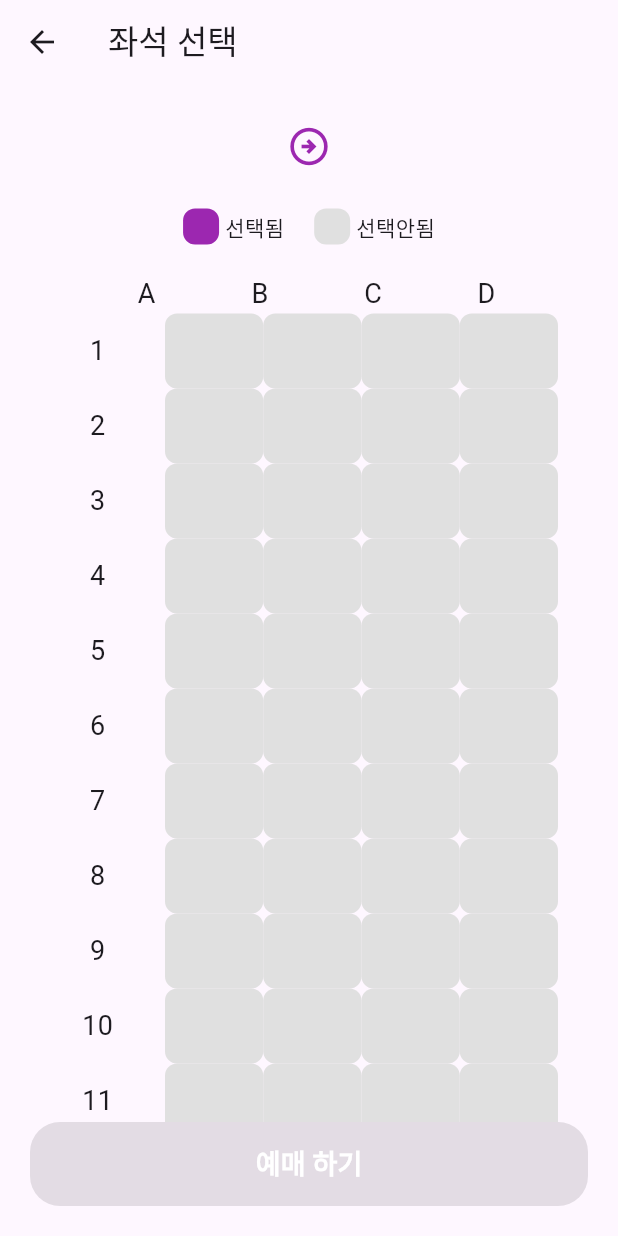
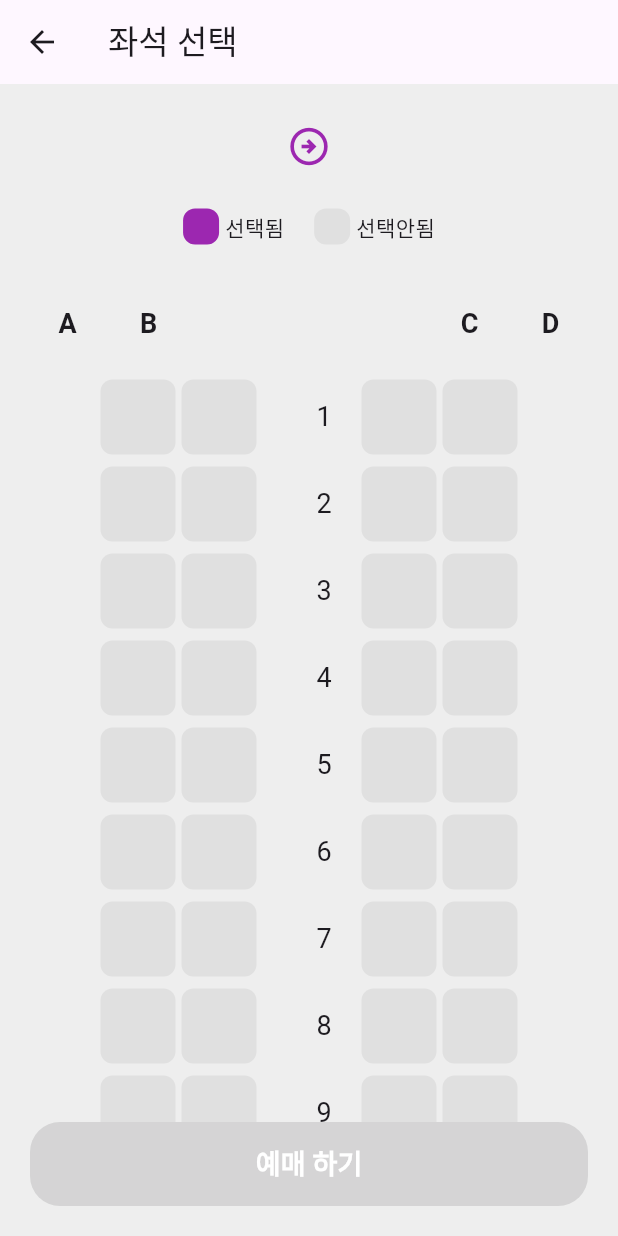
Before and after one commit to So2ln/flutter_train_app, a Flutter app: the SeatPage screen opened directly with empty values, on a phone screen of 412 x 824 dp. Run offline on Flutter 3.47's test engine with Material 3 defaults, Android fonts, the phone set to English and light mode, and no system bars.

Commit message:
Refactor seat selection feature: reorganize files, implement SeatPage, and create UI components for seat booking and grid view

```diff
--- a/lib/main.dart
+++ b/lib/main.dart
@@ -1,5 +1,5 @@
 import 'package:flutter/material.dart';
-import 'package:flutter_train_app/pages/home/home_page.dart';
+import 'package:flutter_train_app/pages/home_page.dart';
 
 void main() {
   runApp(const MyApp());
--- a/lib/pages/home/home_page.dart
+++ b/lib/pages/home_page.dart
@@ -1,7 +1,7 @@
 import 'package:flutter/cupertino.dart';
 import 'package:flutter/material.dart';
-import 'package:flutter_train_app/pages/seat/seat_page.dart';
-import 'package:flutter_train_app/pages/station/station_list_page.dart';
+import 'package:flutter_train_app/pages/seat_page.dart';
+import 'package:flutter_train_app/pages/station_list_page.dart';
 
 /// HomePage 위젯:
 /// 나중에 출발역, 도착역 등 선택 상태를 관리해야 하므로 StatefulWidget으로 시작한다.
@@ -155,8 +155,8 @@ class _HomePageState extends State<HomePage> {
                     context,
                     MaterialPageRoute(
                       builder: (context) => SeatPage(
-                        departure: _selectedDepartStation,
-                        arrival: _selectedArrivStation,
+                        departureStation: _selectedDepartStation,
+                        arrivalStation: _selectedArrivStation,
                       ),
                     ),
                   );
--- a/lib/pages/seat/seat_page.dart
+++ /dev/null
@@ -1,300 +0,0 @@
-import 'package:flutter/cupertino.dart';
-import 'package:flutter/material.dart';
-import 'package:flutter_train_app/models/seat.dart';
-
-class SeatPage extends StatefulWidget {
-  final String departure;
-  final String arrival;
-
-  const SeatPage({super.key, required this.departure, required this.arrival});
-
-  @override
-  State<SeatPage> createState() => _SeatPageState();
-}
-
-class _SeatPageState extends State<SeatPage> {
-  List<List<Seat>> _seats = [];
-
-  // 현재 선택된 좌석
-  Seat? _selectedSeat;
-
-  @override
-  void initState() {
-    // 좌석 리스트 초기화
-    for (int r = 0; r < 20; r++) {
-      List<Seat> rowSeats = [];
-      for (int c = 0; c < 4; c++) {
-        rowSeats.add(Seat(row: r, col: c));
-      }
-      _seats.add(rowSeats);
-    }
-  }
-
-  // 좌석 탭하면 호출
-  void _toggleSeatSelect(int row, int col) {
-    setState(() {
-      final tappedSeat = _seats[row][col];
-
-      //이미 예약된 좌석은 선택할 수 없도록
-      if (tappedSeat.isBooked) {
-        ScaffoldMessenger.of(
-          context,
-        ).showSnackBar(const SnackBar(content: Text('이미 예약된 좌석입니다.')));
-        return;
-      }
-      // 이미 선택된 좌석이 있다면, 그 좌석의 선택 상태 해제
-      if (_selectedSeat != null) {
-        _selectedSeat!.isSelected = false;
-      }
-      // 새로 선택한 좌석의 선택 상태 업데이트
-      /// 이미 선택되어있으면 해제하는거고, 아니면 선택하는것
-      tappedSeat.isSelected = !tappedSeat.isSelected;
-
-      // _selectedSeat 변수 업데이트
-      if (tappedSeat.isSelected) {
-        _selectedSeat = tappedSeat; // 새로 선택된 좌석으로 저장하기!
-      } else {
-        _selectedSeat = null; // 선택 해제되면 null값 출력
-      }
-    });
-  }
-
-  // 좌석 예매 확인하기 팝업
-
-  void _showBookingConfirm() {
-    if (_selectedSeat != null) {
-      showCupertinoDialog(
-        context: context,
-        builder: (context) {
-          return CupertinoAlertDialog(
-            title: const Text('예매 하시겠습니까?'),
-            content: Text('좌석 : ${_selectedSeat!.seatID}'),
-            actions: [
-              CupertinoDialogAction(
-                isDefaultAction: true,
-                onPressed: () {
-                  Navigator.of(context).pop(); // 팝업 닫기
-                },
-                child: const Text('취소'),
-              ),
-              CupertinoDialogAction(
-                isDefaultAction: true,
-                onPressed: () {},
-                child: const Text('확인'),
-              ),
-            ],
-          );
-        },
-      );
-    }
-  }
-
-  @override
-  Widget build(BuildContext context) {
-    return Scaffold(
-      appBar: AppBar(title: Text('좌석 선택')),
-      body: Padding(
-        padding: const EdgeInsets.all(20),
-        child: Column(
-          // 전체 body는 column으로 감싸고 아래 좌석 부분만 listview!
-          children: [
-            // [출발역, 도착역]
-            Column(
-              children: [
-                Row(
-                  // 역 이름 길어져도 알아서 정렬되도록 expanded - flex 활용
-                  children: [
-                    /// 첫번째 expanded: 출발역
-                    Expanded(
-                      flex: 1,
-                      child: Center(
-                        child: Text(
-                          widget.departure,
-                          style: const TextStyle(
-                            fontWeight: FontWeight.bold,
-                            color: Colors.purple,
-                            fontSize: 30,
-                          ),
-                        ),
-                      ),
-                    ),
-
-                    // 두번째 expanded: 화살표 아이콘
-                    Expanded(
-                      flex: 1,
-                      child: Center(
-                        child: const Icon(
-                          Icons.arrow_circle_right_outlined,
-                          size: 30,
-                          color: Colors.purple,
-                        ),
-                      ),
-                    ),
-
-                    // 세번째 expanded: 도착역
-                    Expanded(
-                      flex: 1,
-                      child: Center(
-                        child: Text(
-                          widget.arrival,
-                          style: const TextStyle(
-                            fontWeight: FontWeight.bold,
-                            color: Colors.purple,
-                            fontSize: 30,
-                          ),
-                        ),
-                      ),
-                    ),
-                  ],
-                ),
-
-                const SizedBox(height: 20),
-
-                Row(
-                  mainAxisAlignment: MainAxisAlignment.center,
-                  children: [
-                    _buildSeatStatusLabel(color: Colors.purple, text: '선택됨'),
-                    const SizedBox(width: 20),
-                    _buildSeatStatusLabel(
-                      color: Colors.grey[300]!,
-                      text: '선택안됨',
-                    ),
-                  ],
-                ),
-              ],
-            ),
-            const SizedBox(height: 20),
-
-            Expanded(
-              child: Padding(
-                padding: const EdgeInsets.symmetric(horizontal: 20),
-                child: ListView.builder(
-                  itemCount: _seats.length + 1,
-                  itemBuilder: (context, rowIndex) {
-                    if (rowIndex == 0) {
-                      return _buildHeaderRow(); //column A,B,C,D
-                    } else {
-                      return _buildSeatRow(_seats[rowIndex - 1], rowIndex - 1);
-                    }
-                  },
-                ),
-              ),
-            ),
-
-            // 예매하기 버튼
-            Container(
-              child: SizedBox(
-                width: double.infinity,
-                height: 56,
-                child: ElevatedButton(
-                  onPressed: _selectedSeat == null ? null : _showBookingConfirm,
-                  style: ElevatedButton.styleFrom(
-                    backgroundColor: Colors.purple,
-                    shape: RoundedRectangleBorder(
-                      borderRadius: BorderRadius.circular(20),
-                    ),
-                  ),
-                  child: Text(
-                    '예매 하기',
-                    style: TextStyle(
-                      color: Colors.white,
-                      fontSize: 18,
-                      fontWeight: FontWeight.bold,
-                    ),
-                  ),
-                ),
-              ),
-            ),
-          ],
-        ),
-      ),
-    );
-  }
-}
-
-Widget _buildSeatStatusLabel({required Color color, required String text}) {
-  return Row(
-    children: [
-      Container(
-        width: 24,
-        height: 24,
-        decoration: BoxDecoration(
-          color: color,
-          borderRadius: BorderRadius.circular(8),
-        ),
-      ),
-      const SizedBox(width: 4),
-      Text(text),
-    ],
-  );
-}
-
-Widget _buildHeaderRow() {
-  return Row(
-    mainAxisAlignment: MainAxisAlignment.center,
-    children: [
-      const SizedBox(width: 20),
-      ...List.generate(4, (index) {
-        return Expanded(
-          child: Center(
-            child: Text(
-              String.fromCharCode('A'.codeUnitAt(0) + index),
-              style: const TextStyle(fontSize: 18),
-            ),
-          ),
-        );
-      }),
-      const SizedBox(width: 10),
-    ],
-  );
-}
-
-extension on _SeatPageState {
-  Widget _buildSeatRow(List<Seat> rowSeats, int rowIndex) {
-    final actualRowNum = rowIndex + 1;
-    return Row(
-      mainAxisAlignment: MainAxisAlignment.center,
-      children: [
-        Container(
-          width: 50,
-          height: 50,
-          alignment: Alignment.center,
-          child: Text('$actualRowNum', style: const TextStyle(fontSize: 18)),
-        ),
-        const SizedBox(width: 20),
-
-        ...rowSeats.map((seat) {
-          Color seatColor;
-          if (seat.isSelected) {
-            seatColor = Colors.purple;
-          } else {
-            seatColor = Colors.grey[300]!;
-          }
-
-          return Expanded(
-            child: GestureDetector(
-              onTap: () => _toggleSeatSelect(seat.row, seat.col),
-              child: Container(
-                width: 50,
-                height: 50,
-                decoration: BoxDecoration(
-                  color: seatColor,
-                  borderRadius: BorderRadius.circular(8),
-                  border: Border.all(
-                    color: (seat.isSelected && _selectedSeat == seat)
-                        ? Colors.purple.shade900
-                        : Colors.transparent,
-                    width: (seat.isSelected && _selectedSeat == seat)
-                        ? 2.0
-                        : 0.0,
-                  ),
-                ),
-                alignment: Alignment.center,
-              ),
-            ),
-          );
-        }),
-      ],
-    );
-  }
-}
--- /dev/null
+++ b/lib/pages/seat/widgets/seat_booking_button.dart
@@ -0,0 +1,40 @@
+import 'package:flutter/material.dart';
+
+class SeatBookingButton extends StatelessWidget {
+  final VoidCallback onPressed;
+  final bool isSeatSelected;
+
+  const SeatBookingButton({
+    super.key,
+    required this.onPressed,
+    required this.isSeatSelected,
+  });
+
+  @override
+  Widget build(BuildContext context) {
+    return Container(
+      child: SizedBox(
+        width: double.infinity,
+        height: 56,
+        child: ElevatedButton(
+          onPressed: isSeatSelected ? onPressed : null,
+          style: ElevatedButton.styleFrom(
+            backgroundColor: Colors.purple,
+            shape: RoundedRectangleBorder(
+              borderRadius: BorderRadius.circular(20),
+            ),
+          ),
+
+          child: Text(
+            '예매 하기',
+            style: TextStyle(
+              color: Colors.white,
+              fontSize: 18,
+              fontWeight: FontWeight.bold,
+            ),
+          ),
+        ),
+      ),
+    );
+  }
+}
--- /dev/null
+++ b/lib/pages/seat/widgets/seat_grid_view.dart
@@ -0,0 +1,129 @@
+import 'package:flutter/material.dart';
+import 'package:flutter_train_app/models/seat.dart';
+
+class SeatGridView extends StatelessWidget {
+  final List<List<Seat>> seats;
+  final Seat? selectedSeat;
+  final Function(int row, int col) onSeatTap; // 좌석 탭 시 호출될 함수 전달받기
+
+  const SeatGridView({
+    super.key,
+    required this.seats,
+    required this.selectedSeat,
+    required this.onSeatTap,
+  });
+
+  @override
+  Widget build(BuildContext context) {
+    return ListView.builder(
+      itemCount: seats.length + 1,
+      itemBuilder: (context, rowIndex) {
+        if (rowIndex == 0) {
+          return _buildHeaderRow(); //column A,B,C,D
+        } else {
+          return _buildSeatRow(seats[rowIndex - 1], rowIndex - 1);
+        }
+      },
+    );
+  }
+
+  // ABCD labeling column UI 위젯
+  Widget _buildHeaderRow() {
+    return Padding(
+      padding: const EdgeInsets.symmetric(vertical: 8),
+      child: Row(
+        mainAxisAlignment: MainAxisAlignment.center,
+        children: [
+          // row: A label
+          _buildSeatLabelBox('A'),
+          const SizedBox(width: 4),
+          // row: B label
+          _buildSeatLabelBox('B'),
+
+          // A,B그룹과 C,D 그룹 간의 큰 간격
+          /// 행 번호가 들어갈만큼
+          Expanded(child: SizedBox.shrink()),
+
+          // row: C label
+          _buildSeatLabelBox('C'),
+          const SizedBox(width: 4),
+          // row: D label
+          _buildSeatLabelBox('D'),
+        ],
+      ),
+    );
+  }
+
+  // ABCD label을 감싸는 50x50 박스 추가
+  Widget _buildSeatLabelBox(String label) {
+    return Container(
+      width: 50,
+      height: 50,
+      alignment: Alignment.center,
+      child: Text(
+        label,
+        style: TextStyle(fontSize: 18, fontWeight: FontWeight.bold),
+      ),
+    );
+  }
+
+  // 각 좌석의 column UI
+  Widget _buildSeatRow(List<Seat> rowSeats, int rowIndex) {
+    final actualRowNum = rowIndex + 1;
+    return Padding(
+      padding: const EdgeInsets.symmetric(vertical: 4),
+      child: Row(
+        mainAxisAlignment: MainAxisAlignment.center,
+        children: [
+          // A열 좌석 (idx: 0)
+          _buildSeatWidget(rowSeats[0]),
+          const SizedBox(width: 4),
+          //B열 좌석
+          _buildSeatWidget(rowSeats[1]),
+
+          // column labeling box
+          const SizedBox(width: 20),
+          Container(
+            width: 50,
+            height: 50,
+            alignment: Alignment.center,
+            child: Text('$actualRowNum', style: const TextStyle(fontSize: 18)),
+          ),
+
+          // C열 좌석 (idx: 2)
+          _buildSeatWidget(rowSeats[2]),
+          const SizedBox(width: 4),
+          //D열 좌석 (idx: 3)
+          _buildSeatWidget(rowSeats[3]),
+        ],
+      ),
+    );
+  }
+
+  Widget _buildSeatWidget(Seat seat) {
+    Color seatColor;
+    if (seat.isSelected) {
+      seatColor = Colors.purple;
+    } else {
+      seatColor = Colors.grey[300]!;
+    }
+    return GestureDetector(
+      onTap: () => onSeatTap(seat.row, seat.col),
+      child: Container(
+        width: 50,
+        height: 50,
+        decoration: BoxDecoration(
+          color: seatColor,
+          borderRadius: BorderRadius.circular(8),
+          border: Border.all(
+            color: (seat.isSelected && selectedSeat == seat)
+                ? Colors.purple.shade900
+                : Colors.transparent,
+            width: (seat.isSelected && selectedSeat == seat) ? 2.0 : 0.0,
+          ),
+        ),
+        alignment: Alignment.center,
+      ),
+    );
+  }
+}
--- /dev/null
+++ b/lib/pages/seat/widgets/seat_header.dart
@@ -0,0 +1,98 @@
+import 'package:flutter/material.dart';
+
+class SeatHeader extends StatelessWidget {
+  final String departureStation;
+  final String arrivalStation;
+
+  const SeatHeader({
+    super.key,
+    required this.departureStation,
+    required this.arrivalStation,
+  });
+
+  @override
+  Widget build(BuildContext context) {
+    return Column(
+      children: [
+        // 출발역, 도착역 정보
+        Row(
+          mainAxisAlignment: MainAxisAlignment.center,
+          // 역 이름 길어져도 알아서 정렬되도록 expanded - flex 활용
+          children: [
+            /// 첫번째 expanded: 출발역
+            Expanded(
+              flex: 1,
+              child: Center(
+                child: Text(
+                  departureStation,
+                  style: const TextStyle(
+                    fontWeight: FontWeight.bold,
+                    color: Colors.purple,
+                    fontSize: 30,
+                  ),
+                ),
+              ),
+            ),
+
+            // 두번째 expanded: 화살표 아이콘
+            Expanded(
+              flex: 1,
+              child: Center(
+                child: const Icon(
+                  Icons.arrow_circle_right_outlined,
+                  size: 30,
+                  color: Colors.purple,
+                ),
+              ),
+            ),
+
+            // 세번째 expanded: 도착역
+            Expanded(
+              flex: 1,
+              child: Center(
+                child: Text(
+                  arrivalStation,
+                  style: const TextStyle(
+                    fontWeight: FontWeight.bold,
+                    color: Colors.purple,
+                    fontSize: 30,
+                  ),
+                ),
+              ),
+            ),
+          ],
+        ),
+
+        const SizedBox(height: 20),
+
+        // 좌석 상태 labeling
+        Row(
+          mainAxisAlignment: MainAxisAlignment.center,
+          children: [
+            _buildSeatStatusLabel(color: Colors.purple, text: '선택됨'),
+            const SizedBox(width: 20),
+            _buildSeatStatusLabel(color: Colors.grey[300]!, text: '선택안됨'),
+          ],
+        ),
+      ],
+    );
+  }
+}
+
+// 좌석 상태 레이블 UI 위젯
+Widget _buildSeatStatusLabel({required Color color, required String text}) {
+  return Row(
+    children: [
+      Container(
+        width: 24,
+        height: 24,
+        decoration: BoxDecoration(
+          color: color,
+          borderRadius: BorderRadius.circular(8),
+        ),
+      ),
+      const SizedBox(width: 4),
+      Text(text),
+    ],
+  );
+}
--- /dev/null
+++ b/lib/pages/seat_page.dart
@@ -0,0 +1,152 @@
+import 'package:flutter/cupertino.dart';
+import 'package:flutter/material.dart';
+import 'package:flutter_train_app/models/seat.dart';
+
+// widget files
+import 'package:flutter_train_app/pages/seat/widgets/seat_header.dart';
+import 'package:flutter_train_app/pages/seat/widgets/seat_grid_view.dart';
+import 'package:flutter_train_app/pages/seat/widgets/seat_booking_button.dart';
+
+class SeatPage extends StatefulWidget {
+  final String departureStation;
+  final String arrivalStation;
+
+  const SeatPage({
+    super.key,
+    required this.departureStation,
+    required this.arrivalStation,
+  });
+
+  @override
+  State<SeatPage> createState() => _SeatPageState();
+}
+
+class _SeatPageState extends State<SeatPage> {
+  List<List<Seat>> _seats = []; // 좌석 데이터
+
+  // 현재 선택된 좌석
+  Seat? _selectedSeat;
+
+  @override
+  void initState() {
+    // 좌석 리스트 초기화
+    for (int r = 0; r < 20; r++) {
+      List<Seat> rowSeats = [];
+      for (int c = 0; c < 4; c++) {
+        rowSeats.add(Seat(row: r, col: c));
+      }
+      _seats.add(rowSeats);
+    }
+  }
+
+  // 좌석 탭하면 선택/해제 로직
+  void _toggleSeatSelect(int row, int col) {
+    setState(() {
+      final tappedSeat = _seats[row][col];
+
+      //이미 예약된 좌석은 선택할 수 없도록
+      if (tappedSeat.isBooked) {
+        ScaffoldMessenger.of(
+          context,
+        ).showSnackBar(const SnackBar(content: Text('이미 예약된 좌석입니다.')));
+        return;
+      }
+      // 이미 선택된 좌석이 있다면, 그 좌석의 선택 상태 해제
+      if (_selectedSeat != null) {
+        _selectedSeat!.isSelected = false;
+      }
+      // 새로 선택한 좌석의 선택 상태 업데이트
+      /// 이미 선택되어있으면 해제하는거고, 아니면 선택하는것
+      tappedSeat.isSelected = !tappedSeat.isSelected;
+
+      // _selectedSeat 변수 업데이트
+      if (tappedSeat.isSelected) {
+        _selectedSeat = tappedSeat; // 새로 선택된 좌석으로 저장하기!
+      } else {
+        _selectedSeat = null; // 선택 해제되면 null값 출력
+      }
+    });
+  }
+
+  // 좌석 예매 확인하기 팝업
+  void _showBookingConfirm() {
+    if (_selectedSeat != null) {
+      ScaffoldMessenger.of(
+        context,
+      ).showSnackBar(SnackBar(content: Text('좌석을 선택해주세요.')));
+      return;
+    }
+
+    showCupertinoDialog(
+      context: context,
+      builder: (context) {
+        return CupertinoAlertDialog(
+          title: const Text('예매 하시겠습니까?'),
+          content: Text('좌석 : ${_selectedSeat!.seatID}'),
+          actions: [
+            CupertinoDialogAction(
+              isDefaultAction: true,
+              onPressed: () {
+                Navigator.of(context).pop(); // 팝업 닫기
+              },
+              child: const Text('취소'),
+            ),
+            CupertinoDialogAction(
+              isDefaultAction: true,
+              onPressed: () {
+                setState(() {
+                  if (_selectedSeat != null) {
+                    _selectedSeat!.isSelected = false;
+                    _selectedSeat = null;
+                  }
+                });
+                Navigator.of(context).pop();
+                ScaffoldMessenger.of(
+                  context,
+                ).showSnackBar(SnackBar(content: Text('예매가 완료되었습니다.')));
+              },
+              child: const Text('확인'),
+            ),
+          ],
+        );
+      },
+    );
+  }
+
+  @override
+  Widget build(BuildContext context) {
+    return Scaffold(
+      appBar: AppBar(title: Text('좌석 선택')),
+      backgroundColor: Colors.grey[200],
+      body: Padding(
+        padding: const EdgeInsets.all(20),
+        child: Column(
+          // 전체 body는 column으로 감싸고 아래 좌석 부분만 listview!
+          children: [
+            // [출발역, 도착역] 분리 (SeatHeader)
+            SeatHeader(
+              departureStation: widget.departureStation,
+              arrivalStation: widget.arrivalStation,
+            ),
+            const SizedBox(height: 20),
+
+            // SeatGridView 위젯 분리
+            Expanded(
+              child: SeatGridView(
+                seats: _seats,
+                selectedSeat: _selectedSeat,
+                onSeatTap: _toggleSeatSelect,
+              ),
+            ),
+
+            // 예매하기 버튼 (SeatBookingButton)
+            SeatBookingButton(
+              onPressed: _showBookingConfirm,
+              isSeatSelected: _selectedSeat != null,
+            ),
+          ],
+        ),
+      ),
+    );
+  }
+}
```
Also changed, not shown: lib/pages/station_list_page.dart (renamed from lib/pages/station/station_list_page.dart).
